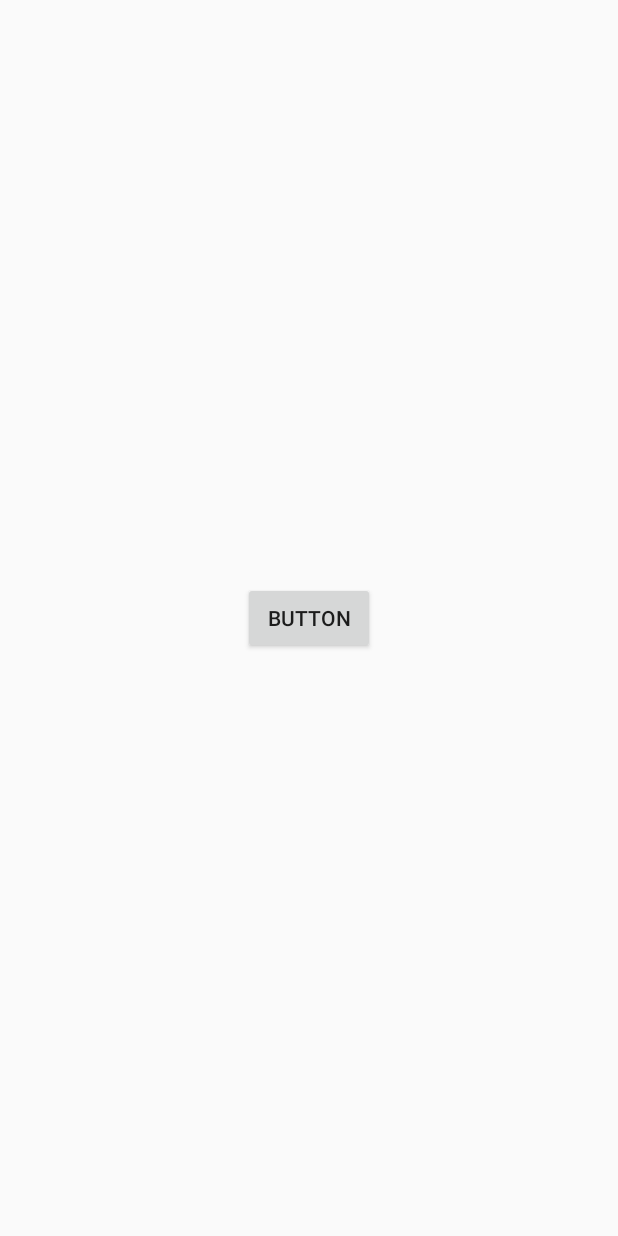
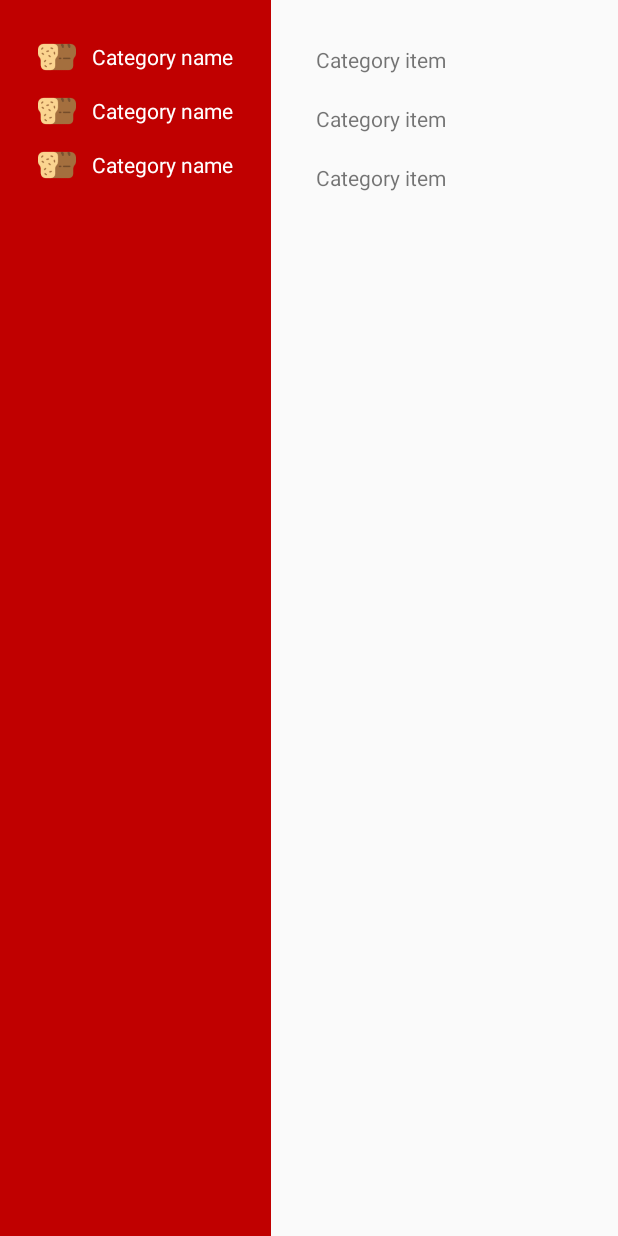
Before and after one commit to Ojasvi-Jalal/SystemDesignProject-Team2, an Android app: the layout activity_picker.xml on its own in the app's theme, with its tools: preview values and no code run, on a phone screen of 412 x 824 dp. Run offline under Robolectric (Android 15) with nearby library versions, the light colour scheme and no system bars.

Commit message:
Started designing picker interface

```diff
--- a/android-app/app/src/main/java/com/example/ojasvi/roboreachapp/LauncherActivity.kt
+++ b/android-app/app/src/main/java/com/example/ojasvi/roboreachapp/LauncherActivity.kt
@@ -29,7 +29,6 @@ class LauncherActivity : AppCompatActivity() {
         if(configured) {
             editor.apply()
             startActivity(Intent(this, MainActivity::class.java))
-            finish()
         }
         else {
             val continueButton = findViewById<Button>(R.id.continueButton)
--- a/android-app/app/src/main/res/layout/activity_picker.xml
+++ b/android-app/app/src/main/res/layout/activity_picker.xml
@@ -1,22 +1,29 @@
 <?xml version="1.0" encoding="utf-8"?>
-<android.support.constraint.ConstraintLayout xmlns:android="http://schemas.android.com/apk/res/android"
+<RelativeLayout xmlns:android="http://schemas.android.com/apk/res/android"
     xmlns:app="http://schemas.android.com/apk/res-auto"
     xmlns:tools="http://schemas.android.com/tools"
     android:layout_width="match_parent"
     android:layout_height="match_parent"
     tools:context=".PickerActivity">
 
-    <Button
-        android:id="@+id/button"
-        android:layout_width="wrap_content"
-        android:layout_height="wrap_content"
-        android:layout_marginBottom="8dp"
-        android:layout_marginEnd="8dp"
-        android:layout_marginStart="8dp"
-        android:layout_marginTop="8dp"
-        android:text="Button"
-        app:layout_constraintBottom_toBottomOf="parent"
-        app:layout_constraintEnd_toEndOf="parent"
-        app:layout_constraintStart_toStartOf="parent"
-        app:layout_constraintTop_toTopOf="parent" />
-</android.support.constraint.ConstraintLayout>
+    <LinearLayout
+        android:layout_width="match_parent"
+        android:layout_height="match_parent"
+        android:orientation="horizontal">
+
+        <android.support.v7.widget.RecyclerView
+            android:layout_width="wrap_content"
+            android:layout_height="match_parent"
+            android:background="@color/primaryRed"
+            android:padding="20dp"
+            tools:listitem="@layout/category" />
+
+        <android.support.v7.widget.RecyclerView
+            android:layout_width="match_parent"
+            android:layout_height="match_parent"
+            android:padding="20dp"
+            tools:listitem="@layout/item">
+
+        </android.support.v7.widget.RecyclerView>
+    </LinearLayout>
+</RelativeLayout>
--- /dev/null
+++ b/android-app/app/src/main/res/layout/category.xml
@@ -0,0 +1,34 @@
+<?xml version="1.0" encoding="utf-8"?>
+<RelativeLayout xmlns:android="http://schemas.android.com/apk/res/android"
+    xmlns:app="http://schemas.android.com/apk/res-auto"
+    xmlns:tools="http://schemas.android.com/tools"
+    android:layout_width="match_parent"
+    android:layout_height="wrap_content">
+
+    <LinearLayout
+        android:layout_width="wrap_content"
+        android:layout_height="wrap_content"
+        android:layout_margin="5dp"
+        android:orientation="horizontal">
+
+        <ImageView
+            android:id="@+id/imageView"
+            android:layout_width="25dp"
+            android:layout_height="25dp"
+            android:layout_alignParentStart="true"
+            android:layout_alignParentTop="true"
+            app:srcCompat="@drawable/bread" />
+
+        <TextView
+            android:id="@+id/textView4"
+            android:layout_width="match_parent"
+            android:layout_height="match_parent"
+            android:layout_alignParentStart="true"
+            android:layout_alignParentTop="true"
+            android:layout_marginLeft="10dp"
+            android:gravity="center"
+            android:text="Category name"
+            android:textColor="@android:color/white" />
+    </LinearLayout>
+
+</RelativeLayout>
--- /dev/null
+++ b/android-app/app/src/main/res/layout/item.xml
@@ -0,0 +1,19 @@
+<?xml version="1.0" encoding="utf-8"?>
+<RelativeLayout xmlns:android="http://schemas.android.com/apk/res/android"
+    xmlns:tools="http://schemas.android.com/tools"
+    android:layout_width="match_parent"
+    android:layout_height="wrap_content">
+
+    <LinearLayout
+        android:layout_width="match_parent"
+        android:layout_height="wrap_content"
+        android:layout_margin="10dp"
+        android:orientation="vertical">
+
+        <TextView
+            android:id="@+id/textView4"
+            android:layout_width="match_parent"
+            android:layout_height="wrap_content"
+            android:text="Category item" />
+    </LinearLayout>
+</RelativeLayout>
--- a/android-app/build.gradle
+++ b/android-app/build.gradle
@@ -10,7 +10,7 @@ buildscript {
         jcenter()
     }
     dependencies {
-        classpath 'com.android.tools.build:gradle:3.1.4'
+        classpath 'com.android.tools.build:gradle:3.2.1'
         classpath "org.jetbrains.kotlin:kotlin-gradle-plugin:$kotlin_version"
         classpath 'com.google.gms:google-services:4.2.0'
         // NOTE: Do not place your application dependencies here; they belong
```
Also changed, not shown: 3 other files.
